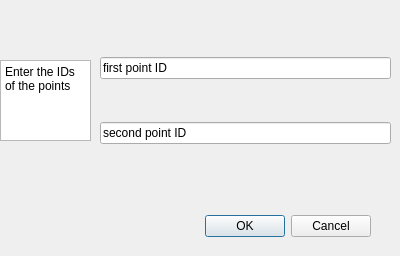
Haudkozaur/masterThesis, file addlinedialog.ui: the form before one commit.
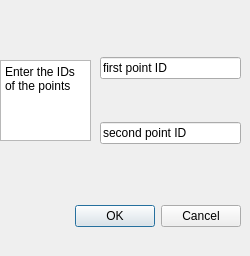
The form after the commit.

```diff
--- a/addlinedialog.ui
+++ b/addlinedialog.ui
@@ -6,7 +6,7 @@
    <rect>
     <x>0</x>
     <y>0</y>
-    <width>400</width>
+    <width>250</width>
     <height>256</height>
    </rect>
   </property>
@@ -16,9 +16,9 @@
   <widget class="QDialogButtonBox" name="buttonBox">
    <property name="geometry">
     <rect>
-     <x>30</x>
-     <y>210</y>
-     <width>341</width>
+     <x>70</x>
+     <y>200</y>
+     <width>171</width>
      <height>32</height>
     </rect>
    </property>
@@ -54,7 +54,7 @@
     <rect>
      <x>100</x>
      <y>20</y>
-     <width>291</width>
+     <width>141</width>
      <height>161</height>
     </rect>
    </property>
```
